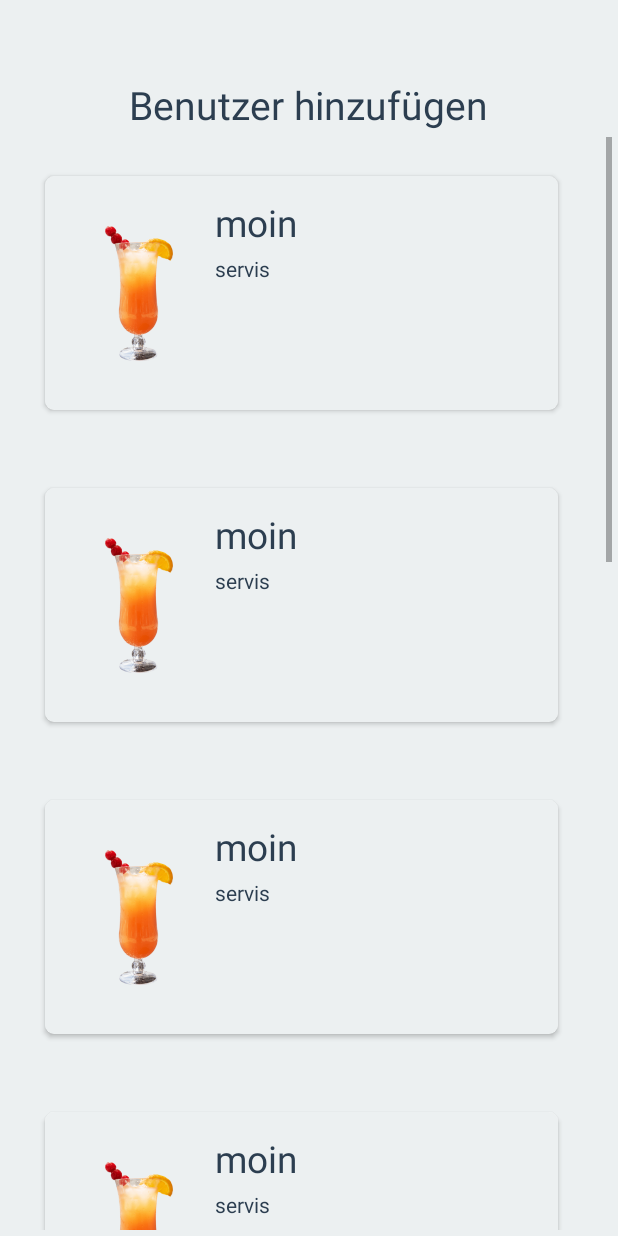
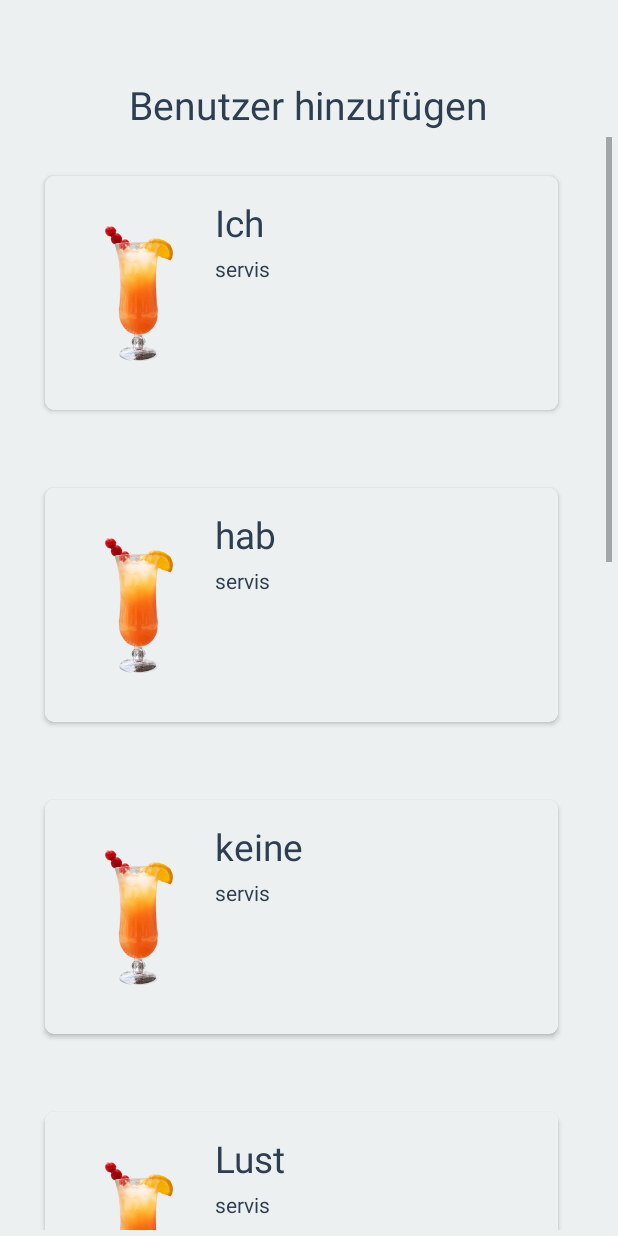
Before and after one commit to 2BKI-ELITE/cocktail-Android, an Android app: the ManageActivity screen opened directly, with no data from a screen before it, on a phone screen of 412 x 824 dp. Run offline under Robolectric (Android 15) with nearby library versions, the phone set to English and light mode, and no system bars; our stand-ins replace sdp/ssp sizes.

Commit message:
started linking screens

```diff
--- a/app/src/main/java/com/example/cocktail_android/redis/controllers/AdminAuthController.java
+++ b/app/src/main/java/com/example/cocktail_android/redis/controllers/AdminAuthController.java
@@ -3,7 +3,7 @@ package com.example.cocktail_android.redis.controllers;
 import android.content.Context;
 import android.content.Intent;
 
-import com.example.cocktail_android.screenactivitys.AdminPanelActivity;
+import com.example.cocktail_android.screenactivities.AdminPanelActivity;
 import com.example.cocktail_android.LoginActivity;
 import com.example.cocktail_android.redis.CommunicationManager;
 
--- a/app/src/main/java/com/example/cocktail_android/screenactivitys/MainActivity.java
+++ b/app/src/main/java/com/example/cocktail_android/screenactivities/MainActivity.java
@@ -1,4 +1,4 @@
-package com.example.cocktail_android.screenactivitys;
+package com.example.cocktail_android.screenactivities;
 
 import androidx.appcompat.app.AppCompatActivity;
 
@@ -9,7 +9,6 @@ import android.os.StrictMode;
 import android.widget.ImageButton;
 import android.content.Intent;
 
-import com.example.cocktail_android.LoginActivity;
 import com.example.cocktail_android.R;
 
 public class MainActivity extends AppCompatActivity {
--- a/app/src/main/java/com/example/cocktail_android/screenactivitys/ManageActivity.java
+++ b/app/src/main/java/com/example/cocktail_android/screenactivities/ManageActivity.java
@@ -1,4 +1,4 @@
-package com.example.cocktail_android.screenactivitys;
+package com.example.cocktail_android.screenactivities;
 
 import androidx.appcompat.app.AppCompatActivity;
 import androidx.recyclerview.widget.LinearLayoutManager;
@@ -33,15 +33,15 @@ public class ManageActivity extends AppCompatActivity {
         setContentView(R.layout.activity_recycler);
 
         ArrayList<ManageItem> exampleList = new ArrayList<>();
-        exampleList.add(new ManageItem(R.drawable.test_cocktail_pic,"moin", "servis"));
-        exampleList.add(new ManageItem(R.drawable.test_cocktail_pic,"moin", "servis"));
-        exampleList.add(new ManageItem(R.drawable.test_cocktail_pic,"moin", "servis"));
-        exampleList.add(new ManageItem(R.drawable.test_cocktail_pic,"moin", "servis"));
-        exampleList.add(new ManageItem(R.drawable.test_cocktail_pic,"moin", "servis"));
-        exampleList.add(new ManageItem(R.drawable.test_cocktail_pic,"moin", "servis"));
-        exampleList.add(new ManageItem(R.drawable.test_cocktail_pic,"moin", "servis"));
-        exampleList.add(new ManageItem(R.drawable.test_cocktail_pic,"moin", "servis"));
-        exampleList.add(new ManageItem(R.drawable.test_cocktail_pic,"moin", "servis"));
+        exampleList.add(new ManageItem(R.drawable.test_cocktail_pic,"Ich", "servis"));
+        exampleList.add(new ManageItem(R.drawable.test_cocktail_pic,"hab", "servis"));
+        exampleList.add(new ManageItem(R.drawable.test_cocktail_pic,"keine", "servis"));
+        exampleList.add(new ManageItem(R.drawable.test_cocktail_pic,"Lust", "servis"));
+        exampleList.add(new ManageItem(R.drawable.test_cocktail_pic,"mehr", "servis"));
+        exampleList.add(new ManageItem(R.drawable.test_cocktail_pic,"ich", "servis"));
+        exampleList.add(new ManageItem(R.drawable.test_cocktail_pic,"will", "servis"));
+        exampleList.add(new ManageItem(R.drawable.test_cocktail_pic,"nach", "servis"));
+        exampleList.add(new ManageItem(R.drawable.test_cocktail_pic,"hause", "servis"));
 
         mRecyclerView = findViewById(R.id.manageview_rv);
         mRecyclerView.setHasFixedSize(true);
--- a/app/src/main/java/com/example/cocktail_android/screenactivitys/CleanActivity.java
+++ b/app/src/main/java/com/example/cocktail_android/screenactivities/UserActivity.java
@@ -1,4 +1,4 @@
-package com.example.cocktail_android.screenactivitys;
+package com.example.cocktail_android.screenactivities;
 
 import androidx.appcompat.app.AppCompatActivity;
 
@@ -6,11 +6,11 @@ import android.os.Bundle;
 
 import com.example.cocktail_android.R;
 
-public class CleanActivity extends AppCompatActivity {
+public class UserActivity extends AppCompatActivity {
 
     @Override
     protected void onCreate(Bundle savedInstanceState) {
         super.onCreate(savedInstanceState);
-        setContentView(R.layout.activity_cleanscreen);
+        setContentView(R.layout.activity_add_removeuser);
     }
 }
--- a/app/src/main/res/layout/activity_adminpanel.xml
+++ b/app/src/main/res/layout/activity_adminpanel.xml
@@ -6,7 +6,7 @@
     android:layout_height="match_parent"
     android:background="?attr/backgroundcolor"
     android:orientation="vertical"
-    tools:context=".screenactivitys.AdminPanelActivity">
+    tools:context=".screenactivities.AdminPanelActivity">
 
 
     <LinearLayout
--- a/app/src/main/res/layout/activity_main.xml
+++ b/app/src/main/res/layout/activity_main.xml
@@ -6,7 +6,7 @@
     android:layout_height="match_parent"
     android:background="?attr/backgroundcolor"
     android:orientation="vertical"
-    tools:context=".screenactivitys.MainActivity">
+    tools:context=".screenactivities.MainActivity">
 
     <RelativeLayout
         android:layout_width="match_parent"
@@ -25,6 +25,7 @@
                 android:layout_width="wrap_content"
                 android:layout_height="wrap_content"
                 android:text="Wähle deinen Cocktail"
+                android:textColor="?attr/textcolorPrimary"
                 android:textSize="@dimen/_20sdp"
                 android:layout_centerHorizontal="true"
                 android:layout_centerVertical="true"/>
--- a/app/src/main/res/layout/activity_recycler.xml
+++ b/app/src/main/res/layout/activity_recycler.xml
@@ -4,7 +4,7 @@
     xmlns:tools="http://schemas.android.com/tools"
     android:layout_width="match_parent"
     android:layout_height="match_parent"
-    tools:context=".screenactivitys.ManageActivity"
+    tools:context=".screenactivities.ManageActivity"
     android:orientation="vertical"
     android:background="?attr/backgroundcolor">
 
```
Also changed, not shown: app/src/main/AndroidManifest.xml (+5 -4 lines), app/src/main/java/com/example/cocktail_android/screenactivities/AdminPanelActivity.java (renamed from app/src/main/java/com/example/cocktail_android/screenactivitys/AdminPanelActivity.java, +9 -1 lines), app/src/main/java/com/example/cocktail_android/screenactivities/CleanActivity.java (added, +16 -0 lines).
